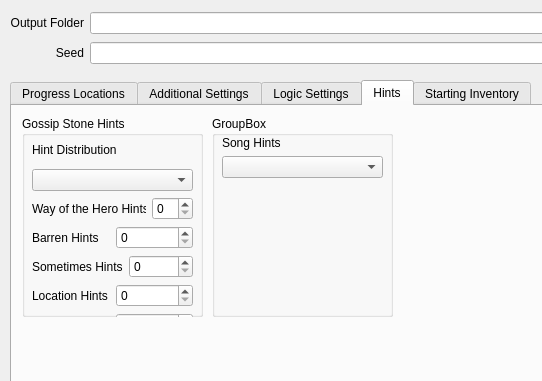
Before: the Qt Designer form gui/randogui.ui in ssrando/ssrando, drawn with Qt 5; both pictures show x 0 to 542 and y 0 to 381 of the 954 by 704 pixel window.
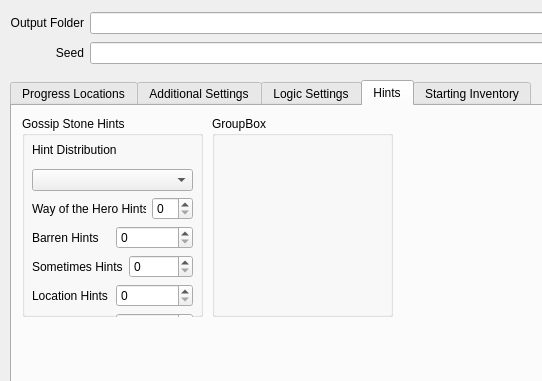
After: the same form once the commit is applied. The open tabs and pages were chosen to show the change.

The edit to the form file:
```diff
--- a/gui/randogui.ui
+++ b/gui/randogui.ui
@@ -889,6 +889,20 @@
           </item>
          </layout>
         </item>
+        <item>
+         <layout class="QVBoxLayout" name="verticalLayout_26">
+          <item>
+           <widget class="QLabel" name="label_for_option_water_dragon_mode">
+            <property name="text">
+             <string>Open Ancient Cistern</string>
+            </property>
+           </widget>
+          </item>
+          <item>
+           <widget class="QComboBox" name="option_open_ac"/>
+          </item>
+         </layout>
+        </item>
         <item>
          <layout class="QHBoxLayout" name="horizontalLayout_10">
           <item>
@@ -1313,45 +1327,6 @@
       <property name="title">
        <string>GroupBox</string>
       </property>
-      <widget class="QWidget" name="verticalLayoutWidget_6">
-       <property name="geometry">
-        <rect>
-         <x>10</x>
-         <y>20</y>
-         <width>161</width>
-         <height>171</height>
-        </rect>
-       </property>
-       <layout class="QVBoxLayout" name="verticalLayout_26">
-        <item>
-         <layout class="QVBoxLayout" name="verticalLayout_27">
-          <item>
-           <widget class="QLabel" name="label_6">
-            <property name="text">
-             <string>Song Hints</string>
-            </property>
-           </widget>
-          </item>
-          <item>
-           <widget class="QComboBox" name="option_song_hints"/>
-          </item>
-         </layout>
-        </item>
-        <item>
-         <spacer name="verticalSpacer_10">
-          <property name="orientation">
-           <enum>Qt::Vertical</enum>
-          </property>
-          <property name="sizeHint" stdset="0">
-           <size>
-            <width>20</width>
-            <height>40</height>
-           </size>
-          </property>
-         </spacer>
-        </item>
-       </layout>
-      </widget>
      </widget>
     </widget>
     <widget class="QWidget" name="tab_6">
```
Left out of the diff: 11 changed lines with no effect on the pictures.
